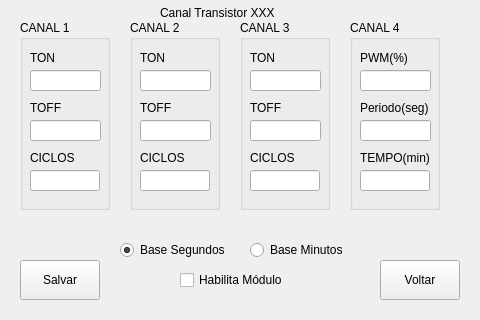
This is View/config_canal_transistor.ui in Renatoyyz/fonte-controlada as Qt 5 draws it before an edit. The edited form follows.
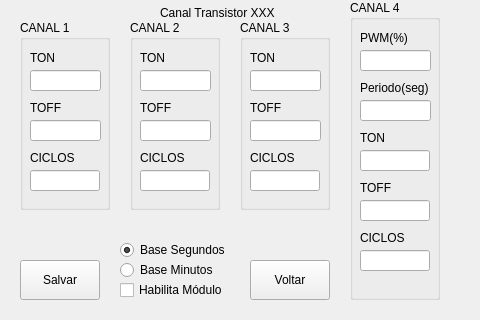
This is the edited form.

Commit message: Lógica de execução do canal NPN finalizado

Patch:
```diff
--- a/View/config_canal_transistor.ui
+++ b/View/config_canal_transistor.ui
@@ -30,9 +30,9 @@
    <property name="geometry">
     <rect>
      <x>350</x>
-     <y>20</y>
+     <y>0</y>
      <width>90</width>
-     <height>190</height>
+     <height>300</height>
     </rect>
    </property>
    <property name="title">
@@ -89,12 +89,12 @@
      <rect>
       <x>10</x>
       <y>130</y>
-      <width>80</width>
+      <width>60</width>
       <height>16</height>
      </rect>
     </property>
     <property name="text">
-     <string>TEMPO(min)</string>
+     <string>TON</string>
     </property>
    </widget>
    <widget class="QLineEdit" name="txTempoCanal_4">
@@ -107,12 +107,64 @@
      </rect>
     </property>
    </widget>
+   <widget class="QLabel" name="label_13">
+    <property name="geometry">
+     <rect>
+      <x>10</x>
+      <y>180</y>
+      <width>60</width>
+      <height>16</height>
+     </rect>
+    </property>
+    <property name="text">
+     <string>TOFF</string>
+    </property>
+   </widget>
+   <widget class="QLineEdit" name="txToffCanal_4">
+    <property name="geometry">
+     <rect>
+      <x>10</x>
+      <y>200</y>
+      <width>70</width>
+      <height>21</height>
+     </rect>
+    </property>
+    <property name="text">
+     <string/>
+    </property>
+   </widget>
+   <widget class="QLineEdit" name="txQtdCiclosCanal_4">
+    <property name="geometry">
+     <rect>
+      <x>10</x>
+      <y>250</y>
+      <width>70</width>
+      <height>21</height>
+     </rect>
+    </property>
+    <property name="text">
+     <string/>
+    </property>
+   </widget>
+   <widget class="QLabel" name="label_14">
+    <property name="geometry">
+     <rect>
+      <x>10</x>
+      <y>230</y>
+      <width>60</width>
+      <height>16</height>
+     </rect>
+    </property>
+    <property name="text">
+     <string>CICLOS</string>
+    </property>
+   </widget>
   </widget>
   <widget class="QCheckBox" name="ckbHabilitaModulo">
    <property name="geometry">
     <rect>
-     <x>180</x>
-     <y>270</y>
+     <x>120</x>
+     <y>280</y>
      <width>121</width>
      <height>20</height>
     </rect>
@@ -137,7 +189,7 @@
   <widget class="QPushButton" name="btVoltar">
    <property name="geometry">
     <rect>
-     <x>380</x>
+     <x>250</x>
      <y>260</y>
      <width>80</width>
      <height>40</height>
@@ -166,8 +218,8 @@
   <widget class="QRadioButton" name="rbtBaseMinutos">
    <property name="geometry">
     <rect>
-     <x>250</x>
-     <y>240</y>
+     <x>120</x>
+     <y>260</y>
      <width>120</width>
      <height>20</height>
     </rect>
```
Left out of the diff: 2 changed lines with no effect on the pictures. The commit also changes 11 other files.
